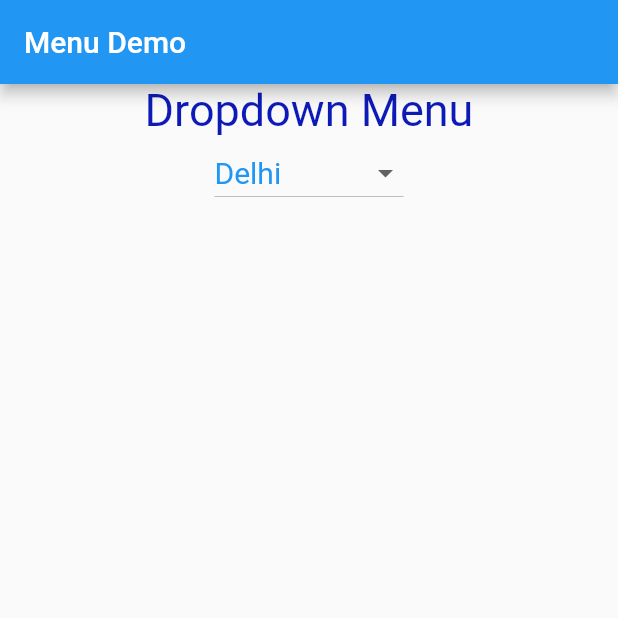
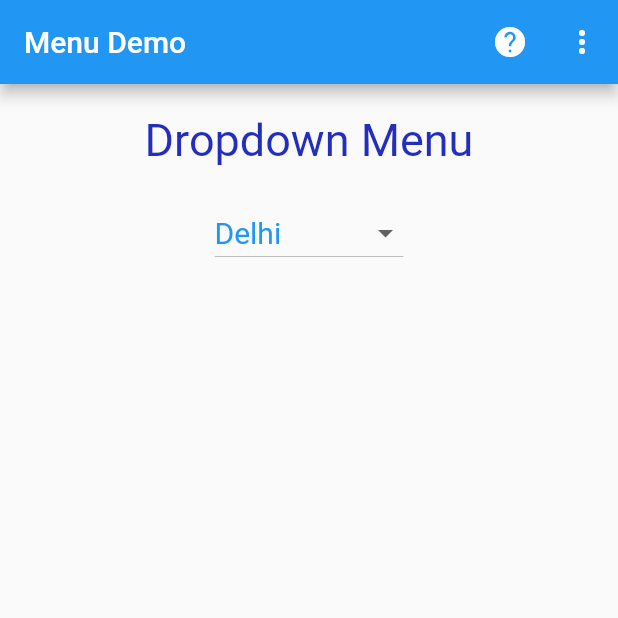
Before and after one commit to ns-2002/flutter_application_1, a Flutter app: the screen it shows after launch, on a phone screen of 412 x 824 dp, the top half of it. Run offline on Flutter 3.47's test engine with Material 2 defaults, Android fonts, the phone set to English and light mode, and no system bars.

Commit message:
Changes to be committed: 	modified:   lib/MenusDemo.dart

```diff
--- a/lib/MenusDemo.dart
+++ b/lib/MenusDemo.dart
@@ -11,21 +11,35 @@ class MenusDemo extends StatefulWidget {
 
 class _MenusDemoState extends State<MenusDemo> {
   var cities = ['Mumbai', 'Delhi', 'Bangalore', 'Chandigarh'];
+  var choices = ['Inbox', 'Sent Items', 'Junk-mails', 'Sign Out'];
   var first = 'Delhi';
   @override
   Widget build(BuildContext context) {
     return MaterialApp(
+        debugShowCheckedModeBanner: false,
         home: Scaffold(
-      appBar: AppBar(
-        title: Text(
-          'Menu Demo',
-        ),
-      ),
+          appBar: AppBar(title: Text('Menu Demo'), actions: [
+            IconButton(
+                onPressed: () {
+                  print('Help Icon Clicked');
+                },
+                icon: Icon(Icons.help)),
+            PopupMenuButton(onSelected: (String? newItem) {
+              print(newItem);
+            }, itemBuilder: (BuildContext context) {
+              return choices.map((String mychoice) {
+                return PopupMenuItem(child: Text(mychoice), value: mychoice);
+              }).toList();
+            })
+          ]),
           body: Center(
             child: Column(children: [
-          Text('Dropdown Menu',
+              Container(
+                margin: EdgeInsets.symmetric(vertical: 20),
+                child: Text('Dropdown Menu',
                     style: TextStyle(
-                  fontSize: 30, color: Color.fromARGB(255, 14, 26, 183))),
+                        fontSize: 30, color: Color.fromARGB(255, 36, 46, 188))),
+              ),
               DropdownButton(
                 items: cities.map((String dropDownItems) {
                   return DropdownMenuItem(
```
Lines whose indentation alone changed are shown as unchanged.
